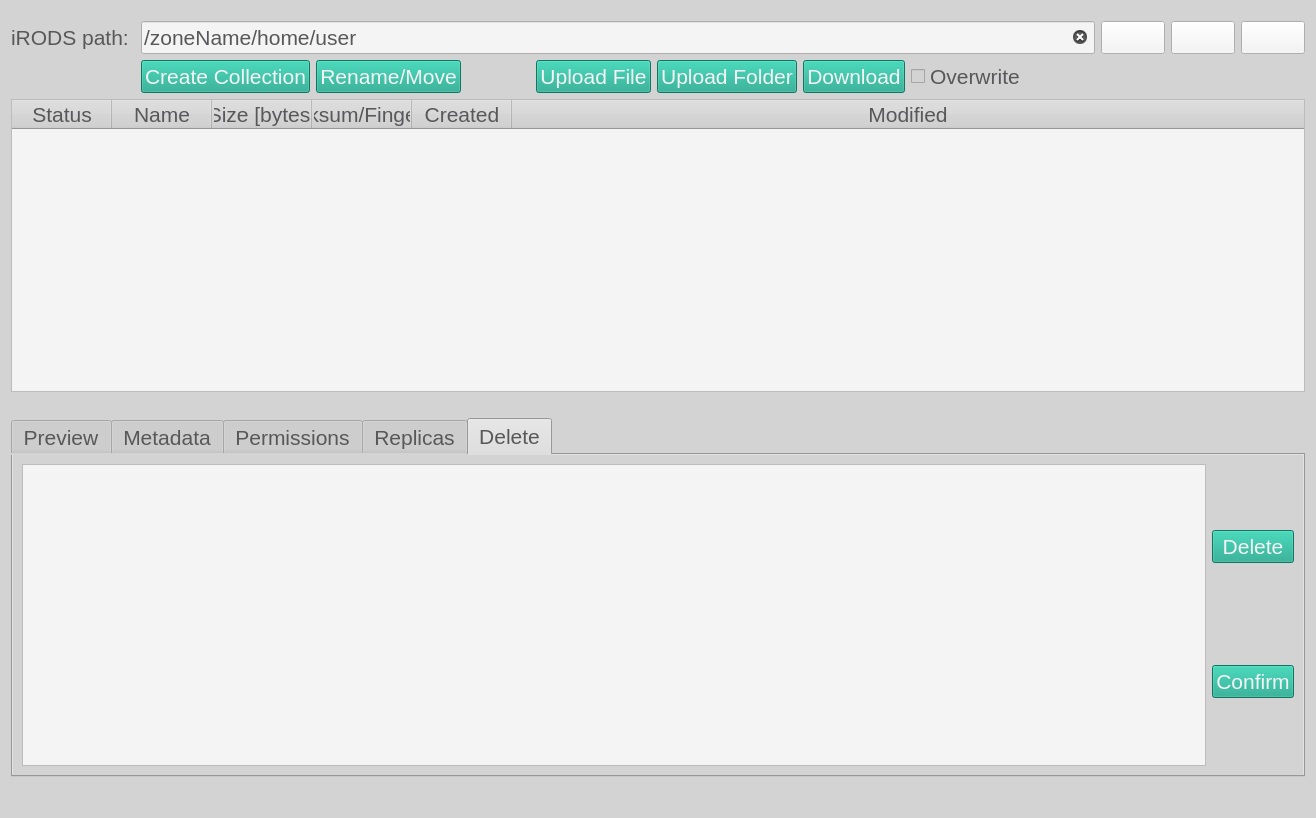
The window that ibridgesgui/ui_files/tabBrowser.ui (iBridges-for-iRODS/iBridges-GUI) describes before a commit, drawn with Qt 5.
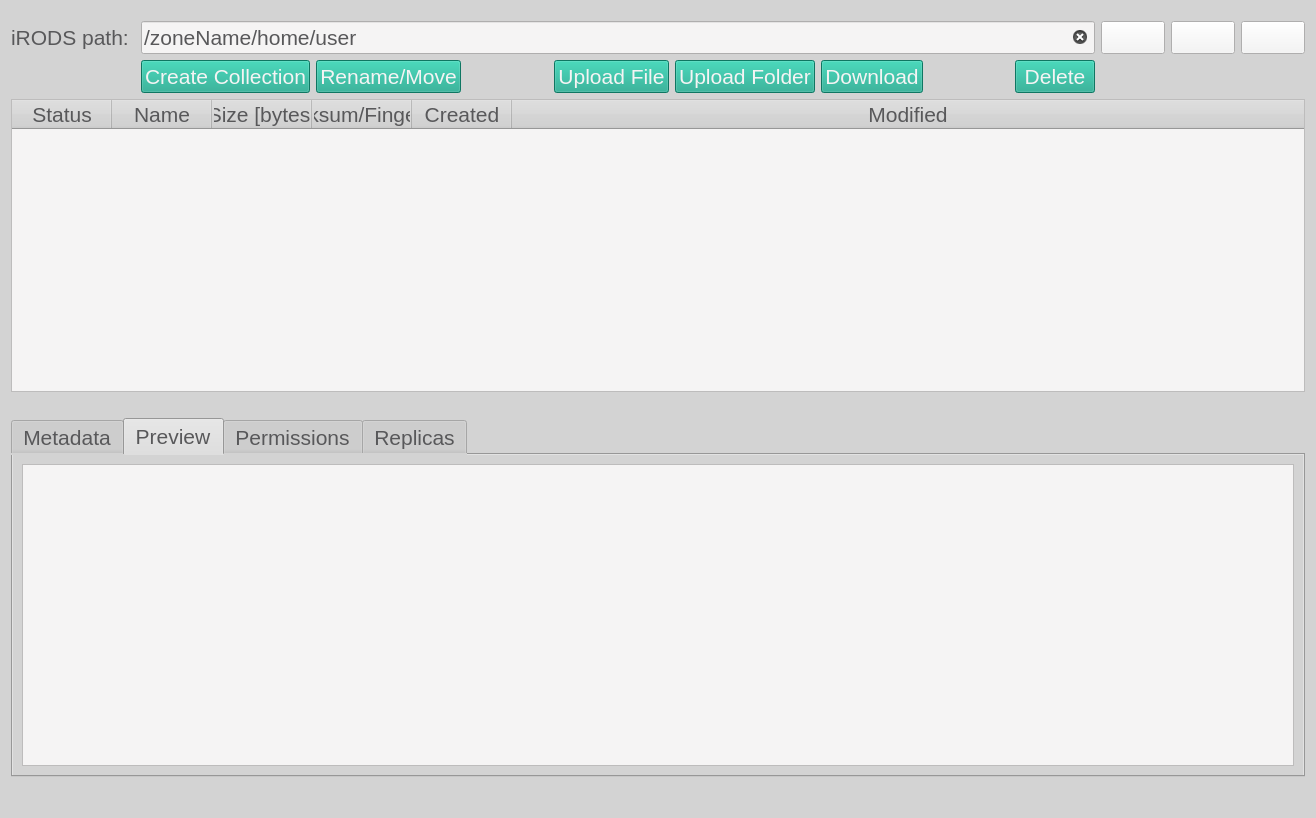
The same window after the commit. Icons and pictures are not drawn.

Commit message: Refactor path buttons

```diff
--- a/ibridgesgui/ui_files/tabBrowser.ui
+++ b/ibridgesgui/ui_files/tabBrowser.ui
@@ -85,7 +85,7 @@
       </widget>
      </item>
      <item row="0" column="1">
-      <widget class="QLineEdit" name="path_input">
+      <widget class="QLineEdit" name="input_path">
        <property name="font">
         <font>
          <pointsize>16</pointsize>
@@ -199,13 +199,6 @@
          </property>
         </widget>
        </item>
-       <item>
-        <widget class="QCheckBox" name="overwrite">
-         <property name="text">
-          <string>Overwrite</string>
-         </property>
-        </widget>
-       </item>
        <item>
         <spacer name="horizontalSpacer">
          <property name="orientation">
@@ -219,6 +212,13 @@
          </property>
         </spacer>
        </item>
+       <item>
+        <widget class="QPushButton" name="delete_button">
+         <property name="text">
+          <string>Delete</string>
+         </property>
+        </widget>
+       </item>
       </layout>
      </item>
     </layout>
@@ -324,28 +324,8 @@
       <string notr="true"/>
      </property>
      <property name="currentIndex">
-      <number>4</number>
+      <number>1</number>
      </property>
-     <widget class="QWidget" name="preview">
-      <property name="font">
-       <font>
-        <pointsize>16</pointsize>
-        <italic>false</italic>
-        <bold>false</bold>
-       </font>
-      </property>
-      <property name="autoFillBackground">
-       <bool>false</bool>
-      </property>
-      <attribute name="title">
-       <string>Preview</string>
-      </attribute>
-      <layout class="QVBoxLayout" name="verticalLayout_2">
-       <item>
-        <widget class="QTextBrowser" name="preview_browser"/>
-       </item>
-      </layout>
-     </widget>
      <widget class="QWidget" name="metadata">
       <attribute name="title">
        <string>Metadata</string>
@@ -499,6 +479,26 @@
        </item>
       </layout>
      </widget>
+     <widget class="QWidget" name="preview">
+      <property name="font">
+       <font>
+        <pointsize>16</pointsize>
+        <italic>false</italic>
+        <bold>false</bold>
+       </font>
+      </property>
+      <property name="autoFillBackground">
+       <bool>false</bool>
+      </property>
+      <attribute name="title">
+       <string>Preview</string>
+      </attribute>
+      <layout class="QVBoxLayout" name="verticalLayout_2">
+       <item>
+        <widget class="QTextBrowser" name="preview_browser"/>
+       </item>
+      </layout>
+     </widget>
      <widget class="QWidget" name="accession">
       <attribute name="title">
        <string>Permissions</string>
@@ -754,69 +754,6 @@
        </item>
       </layout>
      </widget>
-     <widget class="QWidget" name="delete_2">
-      <attribute name="title">
-       <string>Delete</string>
-      </attribute>
-      <layout class="QHBoxLayout" name="horizontalLayout_6">
-       <item>
-        <widget class="QTextBrowser" name="delete_browser">
-         <property name="html">
-          <string>&lt;!DOCTYPE HTML PUBLIC &quot;-//W3C//DTD HTML 4.0//EN&quot; &quot;http://www.w3.org/TR/REC-html40/strict.dtd&quot;&gt;
-&lt;html&gt;&lt;head&gt;&lt;meta name=&quot;qrichtext&quot; content=&quot;1&quot; /&gt;&lt;meta charset=&quot;utf-8&quot; /&gt;&lt;style type=&quot;text/css&quot;&gt;
-p, li { white-space: pre-wrap; }
-hr { height: 1px; border-width: 0; }
-&lt;/style&gt;&lt;/head&gt;&lt;body style=&quot; font-family:'.AppleSystemUIFont'; font-size:16pt; font-weight:400; font-style:normal;&quot;&gt;
-&lt;p style=&quot;-qt-paragraph-type:empty; margin-top:0px; margin-bottom:0px; margin-left:0px; margin-right:0px; -qt-block-indent:0; text-indent:0px; font-size:13pt;&quot;&gt;&lt;br /&gt;&lt;/p&gt;&lt;/body&gt;&lt;/html&gt;</string>
-         </property>
-        </widget>
-       </item>
-       <item>
-        <layout class="QVBoxLayout" name="verticalLayout_5">
-         <item>
-          <widget class="QPushButton" name="load_selection_button">
-           <property name="text">
-            <string>Delete</string>
-           </property>
-          </widget>
-         </item>
-         <item>
-          <spacer name="verticalSpacer_15">
-           <property name="orientation">
-            <enum>Qt::Vertical</enum>
-           </property>
-           <property name="sizeType">
-            <enum>QSizePolicy::Minimum</enum>
-           </property>
-           <property name="sizeHint" stdset="0">
-            <size>
-             <width>20</width>
-             <height>30</height>
-            </size>
-           </property>
-          </spacer>
-         </item>
-         <item>
-          <widget class="QPushButton" name="confirm_button">
-           <property name="font">
-            <font>
-             <pointsize>16</pointsize>
-             <italic>false</italic>
-             <bold>false</bold>
-            </font>
-           </property>
-           <property name="styleSheet">
-            <string notr="true"/>
-           </property>
-           <property name="text">
-            <string>Confirm</string>
-           </property>
-          </widget>
-         </item>
-        </layout>
-       </item>
-      </layout>
-     </widget>
     </widget>
    </item>
    <item>
```
The commit also changes 1 other file.
